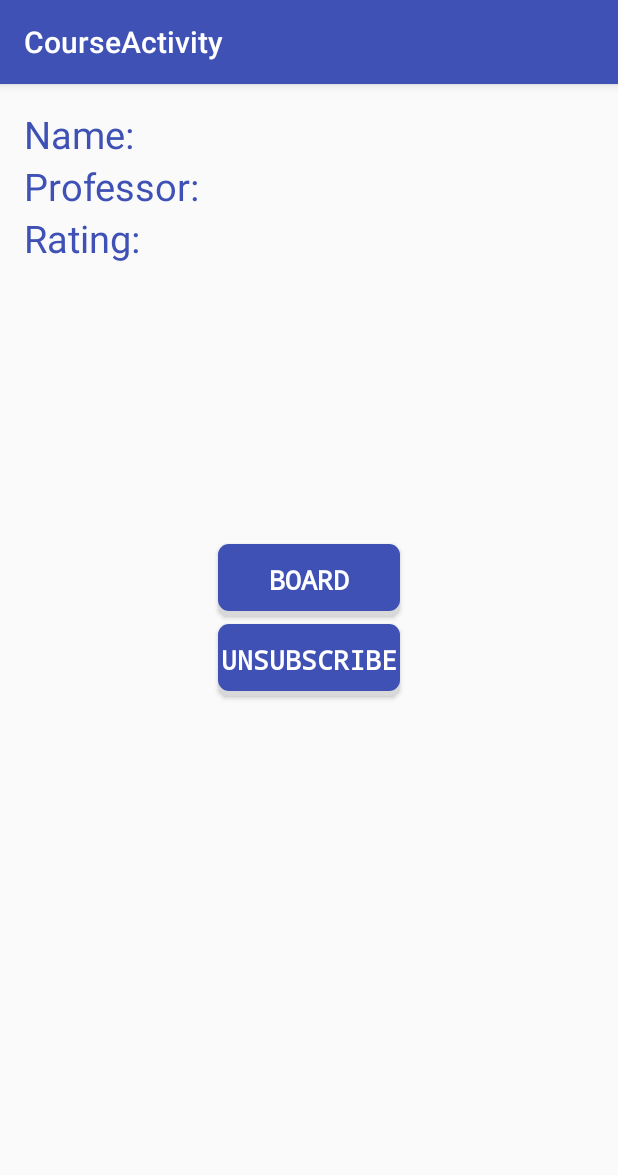
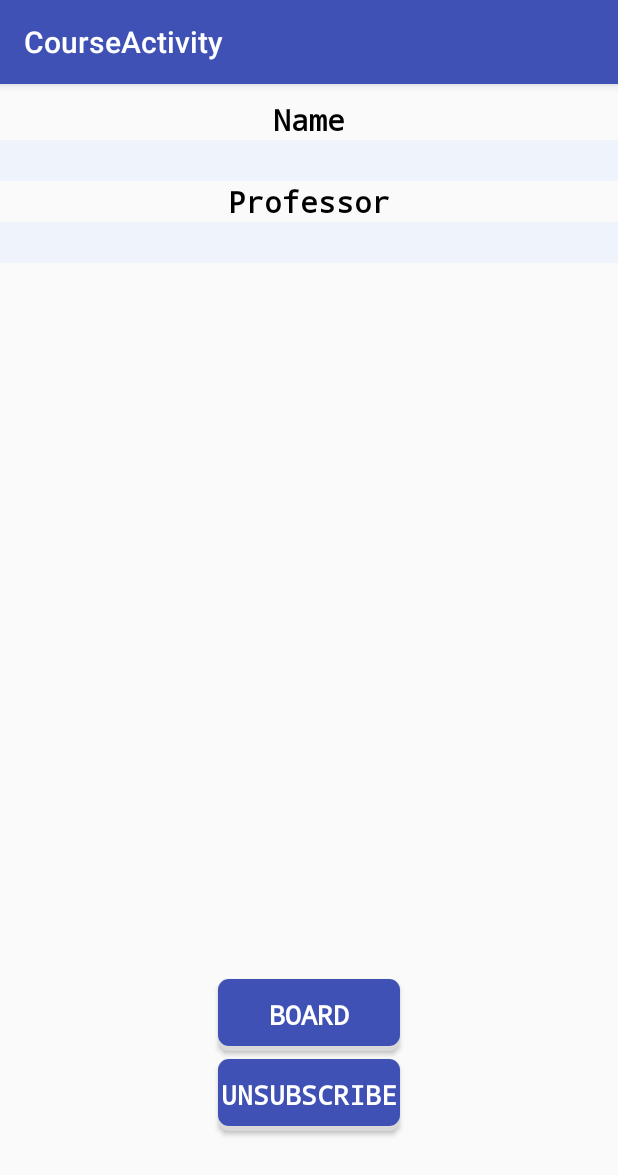
Before and after one commit to Loris89/SmartU, an Android app: the CourseActivity screen opened directly, with no data from a screen before it, on a phone screen of 412 x 824 dp. Shown: the top 1175 px of the screen. Run offline under Robolectric (Android 15) with nearby library versions, the phone set to English and light mode, and no system bars; libraries missing offline, so code that uses them is left out: com.parse; 1 statement that could not run was skipped.

Commit message:
layout modifications

```diff
--- a/app/src/main/res/layout/content_course.xml
+++ b/app/src/main/res/layout/content_course.xml
@@ -4,10 +4,6 @@
     xmlns:tools="http://schemas.android.com/tools"
     android:layout_width="match_parent"
     android:layout_height="match_parent"
-    android:paddingBottom="@dimen/activity_vertical_margin"
-    android:paddingLeft="@dimen/activity_horizontal_margin"
-    android:paddingRight="@dimen/activity_horizontal_margin"
-    android:paddingTop="@dimen/activity_vertical_margin"
     app:layout_behavior="@string/appbar_scrolling_view_behavior"
     tools:context="it.gristeliti.smartu.activities.CourseActivity"
     tools:showIn="@layout/activity_course">
@@ -16,27 +12,38 @@
         android:layout_width="wrap_content"
         android:layout_height="wrap_content"
         android:id="@+id/course_name_txt"
-        android:text="Name: "
-        android:textSize="25dp"
-        android:textColor="@color/colorPrimary"/>
+        android:text="Name"
+        android:layout_marginTop="10dp"
+        style="@style/MainData"
+        android:layout_alignParentTop="true"
+        android:layout_centerHorizontal="true" />
+
+    <TextView
+        android:id="@+id/course_text"
+        android:layout_width="match_parent"
+        android:layout_height="wrap_content"
+        android:layout_below="@id/course_name_txt"
+        android:gravity="center"
+        android:background="@color/main_data_color"
+        style="@style/MainText" />
 
     <TextView
         android:layout_width="wrap_content"
         android:layout_height="wrap_content"
         android:id="@+id/professor_course_name_txt"
-        android:layout_below="@id/course_name_txt"
-        android:text="Professor: "
-        android:textSize="25dp"
-        android:textColor="@color/colorPrimary"/>
+        android:text="Professor"
+        style="@style/MainData"
+        android:layout_below="@+id/course_text"
+        android:layout_centerHorizontal="true" />
 
     <TextView
-        android:layout_width="wrap_content"
+        android:id="@+id/professor_text"
+        android:layout_width="match_parent"
         android:layout_height="wrap_content"
-        android:id="@+id/course_rating_txt"
         android:layout_below="@id/professor_course_name_txt"
-        android:text="Rating: "
-        android:textSize="25dp"
-        android:textColor="@color/colorPrimary"/>
+        android:gravity="center"
+        android:background="@color/main_data_color"
+        style="@style/MainText" />
 
     <Button
         android:layout_width="wrap_content"
@@ -60,7 +67,8 @@
         android:id="@+id/unsubscribe_button"
         android:background="@drawable/buttonshape"
         style="@style/StandardButton"
-        android:layout_centerVertical="true"
+        android:layout_marginBottom="70dp"
+        android:layout_alignParentBottom="true"
         android:layout_centerHorizontal="true" />
 
 </RelativeLayout>
```
